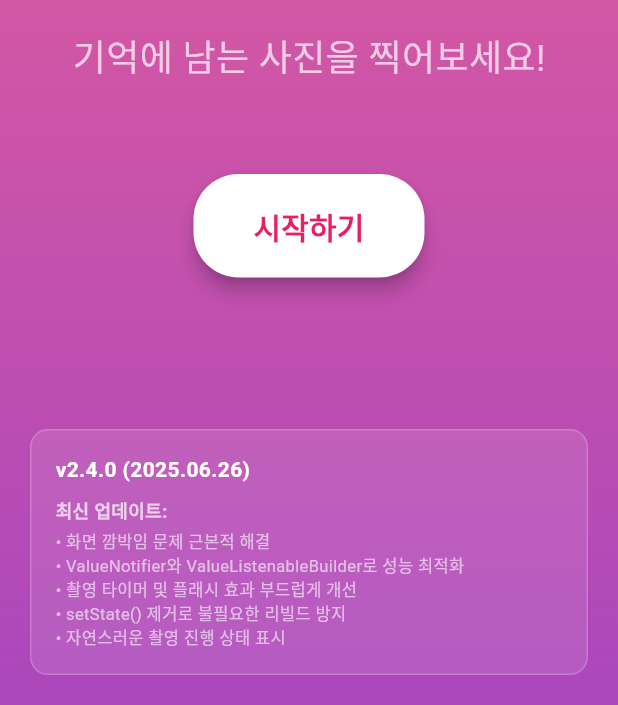
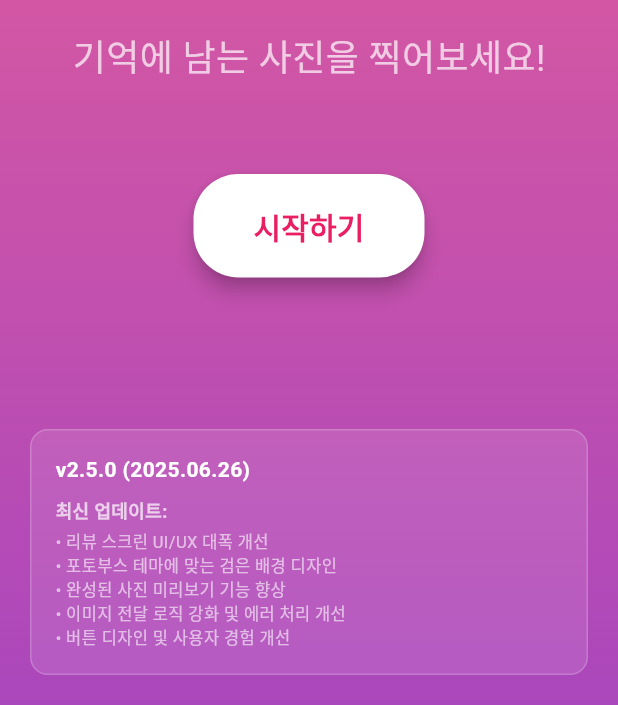
Before and after one commit to ymdev2023/photobooth-afterschool, a Flutter app: the screen it shows after launch, on a phone screen of 412 x 824 dp, the part 531-1236 px from its top. Run offline on Flutter 3.47's test engine with Material 3 defaults, Android fonts, the phone set to English and light mode, and no system bars; our stand-ins replace image_picker, qr_flutter; missing offline and left inert: dart:html, dart:ui_web; Roboto replaces fonts that are missing (Pretendard).

Commit message:
v2.5.0: WelcomeScreen 버전 정보 업데이트
- 리뷰 스크린 개선사항을 v2.5.0 변경 내역에 반영
- UI/UX 개선 및 사용자 경험 향상 내용 추가

```diff
--- a/lib/screens/1_welcome_screen.dart
+++ b/lib/screens/1_welcome_screen.dart
@@ -135,7 +135,7 @@ class WelcomeScreen extends StatelessWidget {
                         crossAxisAlignment: CrossAxisAlignment.start,
                         children: [
                           Text(
-                            'v2.4.0 (2025.06.26)',
+                            'v2.5.0 (2025.06.26)',
                             style: TextStyle(
                               color: Colors.white,
                               fontWeight: FontWeight.bold,
@@ -153,7 +153,7 @@ class WelcomeScreen extends StatelessWidget {
                           ),
                           SizedBox(height: 4),
                           Text(
-                            '• 화면 깜박임 문제 근본적 해결\n• ValueNotifier와 ValueListenableBuilder로 성능 최적화\n• 촬영 타이머 및 플래시 효과 부드럽게 개선\n• setState() 제거로 불필요한 리빌드 방지\n• 자연스러운 촬영 진행 상태 표시',
+                            '• 리뷰 스크린 UI/UX 대폭 개선\n• 포토부스 테마에 맞는 검은 배경 디자인\n• 완성된 사진 미리보기 기능 향상\n• 이미지 전달 로직 강화 및 에러 처리 개선\n• 버튼 디자인 및 사용자 경험 개선',
                             style: TextStyle(
                               color: Colors.white60,
                               fontSize: isWideScreen ? 13 : 11,
--- a/lib/screens/6_filter_selection_screen.dart
+++ b/lib/screens/6_filter_selection_screen.dart
@@ -528,7 +528,6 @@ class _FilterSelectionScreenState extends State<FilterSelectionScreen> {
       // 지금은 간단히 사진만 반환
       print('필터링된 이미지 생성 완료');
       return photoBytes;
-
     } catch (e) {
       print('필터링된 이미지 생성 중 오류: $e');
       // 오류 발생 시 첫 번째 사진 반환
```
Also changed, not shown: lib/screens/7_review_screen.dart (+6 -3 lines).
